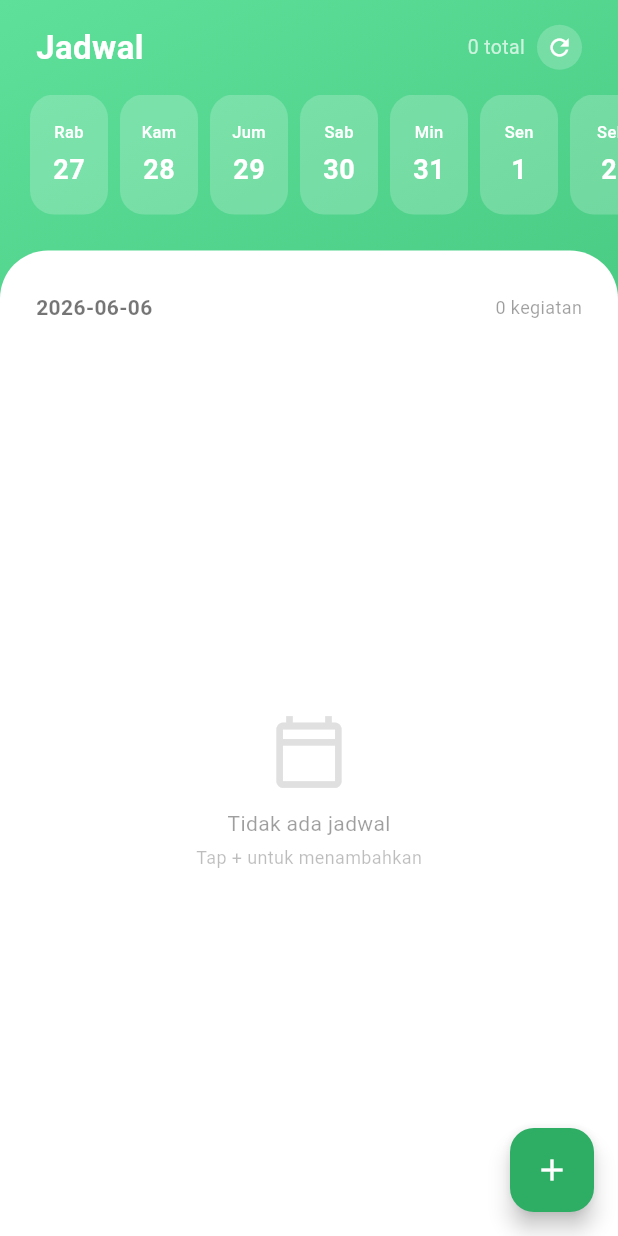
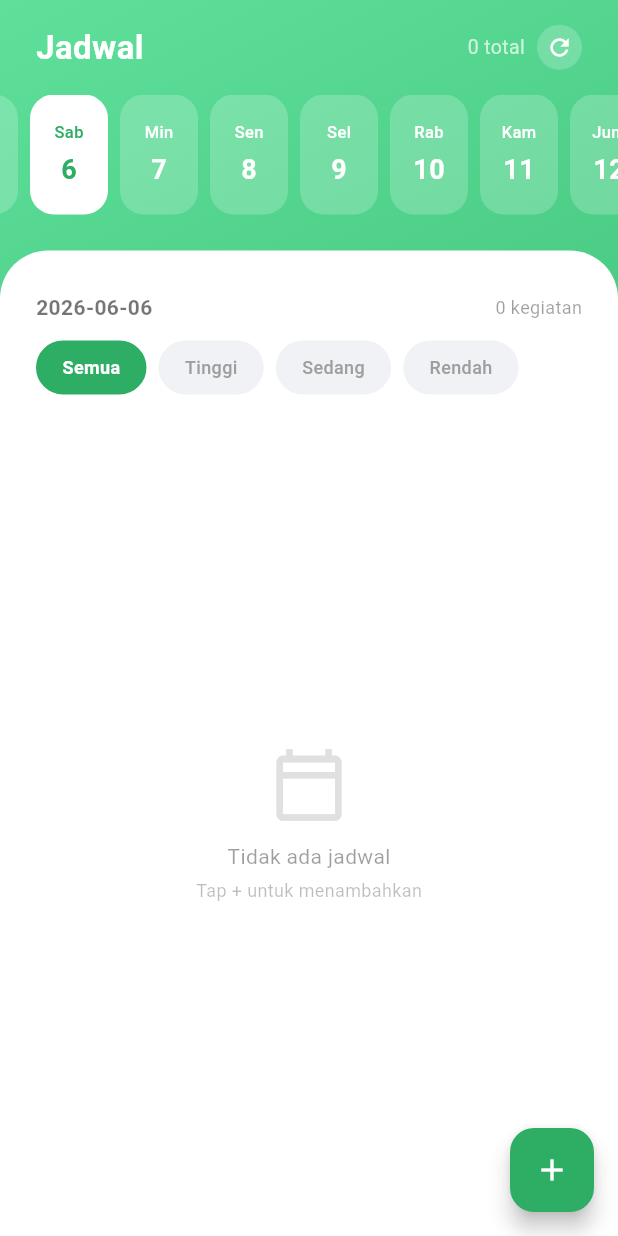
Before and after one commit to ean06/TImeWise, a Flutter app: the JadwalPage screen opened directly, on a phone screen of 412 x 824 dp. Run offline on Flutter 3.47's test engine with Material 3 defaults, Android fonts, the phone set to English and light mode, and no system bars; our stand-ins replace shared_preferences; accounts and stored records are empty; network calls fail.

Commit message:
CRUD Jadwal

```diff
--- a/time_wise/lib/screens/jadwal_page.dart
+++ b/time_wise/lib/screens/jadwal_page.dart
@@ -14,11 +14,28 @@ class _JadwalPageState extends State<JadwalPage> {
   List<Map<String, dynamic>> _allJadwal = [];
   bool _isLoading = false;
   int _idAkun = 0;
+  String? _filterPrioritas;
+  final ScrollController _calendarScrollController = ScrollController();
 
   @override
   void initState() {
     super.initState();
     _init();
+    WidgetsBinding.instance.addPostFrameCallback((_) {
+      const double itemWidth = 60; // 52 width + 4*2 margin
+      final double offset = 10 * itemWidth;
+      _calendarScrollController.animateTo(
+        offset,
+        duration: const Duration(milliseconds: 400),
+        curve: Curves.easeOut,
+      );
+    });
+  }
+
+  @override
+  void dispose() {
+    _calendarScrollController.dispose();
+    super.dispose();
   }
 
   Future<void> _init() async {
@@ -35,14 +52,12 @@ class _JadwalPageState extends State<JadwalPage> {
     });
   }
 
-  // ✅ Ambil key tanggal dari item — backend pakai snake_case
   String _tanggalKey(Map<String, dynamic> item) {
     final raw = item['tanggal'] ?? '';
     final s = raw.toString();
     return s.length >= 10 ? s.substring(0, 10) : s;
   }
 
-  // ✅ Ambil id jadwal — backend pakai id_jadwal
   int _idJadwal(Map<String, dynamic> item) {
     final raw = item['id_jadwal'] ?? item['idJadwal'] ?? 0;
     return raw is int ? raw : int.tryParse(raw.toString()) ?? 0;
@@ -51,7 +66,9 @@ class _JadwalPageState extends State<JadwalPage> {
   String get _selectedKey => _selectedDate.toString().substring(0, 10);
 
   List<Map<String, dynamic>> get _selectedJadwal => _allJadwal
-      .where((j) => _tanggalKey(j) == _selectedKey)
+      .where((j) =>
+          _tanggalKey(j) == _selectedKey &&
+          (_filterPrioritas == null || j['prioritas'] == _filterPrioritas))
       .toList();
 
   Color _priorityColor(String p) {
@@ -66,17 +83,14 @@ class _JadwalPageState extends State<JadwalPage> {
   }
 
   void _showFormDialog({Map<String, dynamic>? existing}) {
-    // ✅ Baca field dengan snake_case dari backend
     final namaController = TextEditingController(
         text: existing?['nama_jadwal'] ?? existing?['namaJadwal'] ?? '');
 
-    final rawWaktu =
-        (existing?['waktu'] ?? '').toString();
+    final rawWaktu = (existing?['waktu'] ?? '').toString();
     final waktuController = TextEditingController(
         text: rawWaktu.length >= 5 ? rawWaktu.substring(0, 5) : rawWaktu);
 
-    final rawDeadline =
-        (existing?['deadline'] ?? '').toString();
+    final rawDeadline = (existing?['deadline'] ?? '').toString();
     final deadlineController = TextEditingController(
         text: rawDeadline.length >= 10
             ? rawDeadline.substring(0, 10)
@@ -99,7 +113,6 @@ class _JadwalPageState extends State<JadwalPage> {
             mainAxisSize: MainAxisSize.min,
             crossAxisAlignment: CrossAxisAlignment.start,
             children: [
-              // Handle bar
               Center(
                 child: Container(
                   width: 40,
@@ -113,8 +126,8 @@ class _JadwalPageState extends State<JadwalPage> {
               const SizedBox(height: 16),
               Text(
                 existing != null ? 'Edit Jadwal' : 'Tambah Jadwal',
-                style: const TextStyle(
-                    fontSize: 18, fontWeight: FontWeight.w700),
+                style:
+                    const TextStyle(fontSize: 18, fontWeight: FontWeight.w700),
               ),
               const SizedBox(height: 20),
               _buildInput(
@@ -123,20 +136,59 @@ class _JadwalPageState extends State<JadwalPage> {
                   icon: Icons.event_outlined),
               const SizedBox(height: 10),
               _buildInput(
-                  controller: waktuController,
-                  hint: 'Waktu (cth: 09:00)',
-                  icon: Icons.access_time,
-                  keyboardType: TextInputType.datetime),
+                controller: waktuController,
+                hint: 'Waktu (Klik untuk memilih)',
+                icon: Icons.access_time,
+                readOnly: true,
+                onTap: () async {
+                  TimeOfDay? pickedTime = await showTimePicker(
+                    context: context,
+                    initialTime: waktuController.text.isNotEmpty
+                        ? TimeOfDay(
+                            hour: int.parse(
+                                waktuController.text.split(':')[0]),
+                            minute: int.parse(
+                                waktuController.text.split(':')[1]),
+                          )
+                        : TimeOfDay.now(),
+                  );
+                  if (pickedTime != null) {
+                    final String formattedTime =
+                        '${pickedTime.hour.toString().padLeft(2, '0')}:${pickedTime.minute.toString().padLeft(2, '0')}';
+                    setModal(() {
+                      waktuController.text = formattedTime;
+                    });
+                  }
+                },
+              ),
               const SizedBox(height: 10),
               _buildInput(
-                  controller: deadlineController,
-                  hint: 'Deadline (cth: 2025-12-31)',
-                  icon: Icons.flag_outlined,
-                  keyboardType: TextInputType.datetime),
+                controller: deadlineController,
+                hint: 'Deadline (Klik untuk memilih)',
+                icon: Icons.flag_outlined,
+                readOnly: true,
+                onTap: () async {
+                  DateTime? pickedDate = await showDatePicker(
+                    context: context,
+                    initialDate: deadlineController.text.isNotEmpty
+                        ? DateTime.parse(deadlineController.text)
+                        : DateTime.now(),
+                    firstDate: DateTime(2020),
+                    lastDate: DateTime(2101),
+                  );
+                  if (pickedDate != null) {
+                    final String formattedDate =
+                        '${pickedDate.year}-${pickedDate.month.toString().padLeft(2, '0')}-${pickedDate.day.toString().padLeft(2, '0')}';
+                    setModal(() {
+                      deadlineController.text = formattedDate;
+                    });
+                  }
+                },
+              ),
               const SizedBox(height: 14),
               const Text('Prioritas',
-                  style: TextStyle(
-                      fontSize: 13, fontWeight: FontWeight.w600)),
+                  style:
+                      TextStyle(fontSize: 13, fontWeight: FontWeight.w600)),
               const SizedBox(height: 10),
               Row(
                 children: ['Tinggi', 'Sedang', 'Rendah'].map((p) {
@@ -178,7 +230,8 @@ class _JadwalPageState extends State<JadwalPage> {
                     if (namaController.text.trim().isEmpty) {
                       ScaffoldMessenger.of(context).showSnackBar(
                         const SnackBar(
-                          content: Text('Nama kegiatan tidak boleh kosong'),
+                          content:
+                              Text('Nama kegiatan tidak boleh kosong'),
                           backgroundColor: Colors.orange,
                         ),
                       );
@@ -192,7 +245,6 @@ class _JadwalPageState extends State<JadwalPage> {
                         ? _selectedKey
                         : deadlineController.text.trim();
 
-                    // ✅ Kirim body dengan camelCase ke backend (request body)
                     final body = {
                       'namaJadwal': namaController.text.trim(),
                       'tanggal': _selectedKey,
@@ -203,7 +255,6 @@ class _JadwalPageState extends State<JadwalPage> {
                     };
 
                     if (existing != null) {
-                      // ── UPDATE ──
                       final success = await ApiService.updateJadwal(
                           _idJadwal(existing), body);
 
@@ -226,7 +277,6 @@ class _JadwalPageState extends State<JadwalPage> {
                         );
                       }
                     } else {
-                      // ── TAMBAH ──
                       final result = await ApiService.tambahJadwal(body);
 
                       if (!mounted) return;
@@ -240,7 +290,6 @@ class _JadwalPageState extends State<JadwalPage> {
                           ),
                         );
                       } else if (result['status'] == 'conflict') {
-                        // ✅ Handle conflict dari backend
                         ScaffoldMessenger.of(context).showSnackBar(
                           SnackBar(
                             content: Text(result['message'] ??
@@ -378,6 +427,7 @@ class _JadwalPageState extends State<JadwalPage> {
               SizedBox(
                 height: 80,
                 child: ListView.builder(
+                  controller: _calendarScrollController,
                   scrollDirection: Axis.horizontal,
                   padding: const EdgeInsets.symmetric(horizontal: 16),
                   itemCount: 30,
@@ -386,8 +436,8 @@ class _JadwalPageState extends State<JadwalPage> {
                         DateTime.now().subtract(Duration(days: 10 - i));
                     final dateKey = date.toString().substring(0, 10);
                     final isSelected = dateKey == _selectedKey;
-                    final hasEvent = _allJadwal
-                        .any((j) => _tanggalKey(j) == dateKey);
+                    final hasEvent =
+                        _allJadwal.any((j) => _tanggalKey(j) == dateKey);
 
                     return GestureDetector(
                       onTap: () =>
@@ -476,7 +526,61 @@ class _JadwalPageState extends State<JadwalPage> {
                                   fontSize: 12, color: Colors.black38)),
                         ],
                       ),
-                      const SizedBox(height: 16),
+                      const SizedBox(height: 12),
+
+                      // ── Filter Prioritas ──
+                      SingleChildScrollView(
+                        scrollDirection: Axis.horizontal,
+                        child: Row(
+                          children: [null, 'Tinggi', 'Sedang', 'Rendah']
+                              .map((p) {
+                            final isAll = p == null;
+                            final isSelected = _filterPrioritas == p;
+                            final color = isAll
+                                ? const Color(0xFF2EAD65)
+                                : _priorityColor(p!);
+                            return GestureDetector(
+                              onTap: () =>
+                                  setState(() => _filterPrioritas = p),
+                              child: AnimatedContainer(
+                                duration:
+                                    const Duration(milliseconds: 200),
+                                margin:
+                                    const EdgeInsets.only(right: 8),
+                                padding: const EdgeInsets.symmetric(
+                                    horizontal: 16, vertical: 8),
+                                decoration: BoxDecoration(
+                                  color: isSelected
+                                      ? color
+                                      : const Color(0xFFF0F2F5),
+                                  borderRadius:
+                                      BorderRadius.circular(20),
+                                  border: Border.all(
+                                    color: isSelected
+                                        ? color
+                                        : Colors.transparent,
+                                    width: 1.5,
+                                  ),
+                                ),
+                                child: Text(
+                                  isAll ? 'Semua' : p!,
+                                  style: TextStyle(
+                                    fontSize: 12,
+                                    fontWeight: isSelected
+                                        ? FontWeight.w700
+                                        : FontWeight.w500,
+                                    color: isSelected
+                                        ? Colors.white
+                                        : Colors.grey,
+                                  ),
+                                ),
+                              ),
+                            );
+                          }).toList(),
+                        ),
+                      ),
+
+                      const SizedBox(height: 12),
                       Expanded(
                         child: _isLoading
                             ? const Center(
@@ -494,8 +598,7 @@ class _JadwalPageState extends State<JadwalPage> {
                                             size: 52,
                                             color: Colors.grey[300]),
                                         const SizedBox(height: 12),
-                                        const Text(
-                                            'Tidak ada jadwal',
+                                        const Text('Tidak ada jadwal',
                                             style: TextStyle(
                                                 color: Colors.black38,
                                                 fontSize: 14)),
@@ -514,7 +617,6 @@ class _JadwalPageState extends State<JadwalPage> {
                                         const SizedBox(height: 12),
                                     itemBuilder: (_, i) {
                                       final item = _selectedJadwal[i];
-                                      // ✅ Baca field snake_case dari backend
                                       final namaJadwal =
                                           item['nama_jadwal'] ??
                                               item['namaJadwal'] ??
@@ -530,11 +632,13 @@ class _JadwalPageState extends State<JadwalPage> {
                                               ? waktu.substring(0, 5)
                                               : waktu;
                                       final deadline =
-                                          (item['deadline'] ?? '').toString();
+                                          (item['deadline'] ?? '')
+                                              .toString();
                                       final idJadwal = _idJadwal(item);
 
                                       return Container(
-                                        padding: const EdgeInsets.all(16),
+                                        padding:
+                                            const EdgeInsets.all(16),
                                         decoration: BoxDecoration(
                                           color:
                                               color.withOpacity(0.06),
@@ -546,7 +650,6 @@ class _JadwalPageState extends State<JadwalPage> {
                                         ),
                                         child: Row(
                                           children: [
-                                            // Indikator prioritas
                                             Container(
                                               width: 4,
                                               height: 52,
@@ -584,7 +687,8 @@ class _JadwalPageState extends State<JadwalPage> {
                                                               .black38),
                                                       const SizedBox(
                                                           width: 4),
-                                                      Text(waktuDisplay,
+                                                      Text(
+                                                          waktuDisplay,
                                                           style: const TextStyle(
                                                               fontSize:
                                                                   12,
@@ -597,8 +701,7 @@ class _JadwalPageState extends State<JadwalPage> {
                                                             .symmetric(
                                                             horizontal:
                                                                 8,
-                                                            vertical:
-                                                                2),
+                                                            vertical: 2),
                                                         decoration:
                                                             BoxDecoration(
                                                           color: color
@@ -614,8 +717,7 @@ class _JadwalPageState extends State<JadwalPage> {
                                                           style: TextStyle(
                                                               fontSize:
                                                                   10,
-                                                              color:
-                                                                  color,
+                                                              color: color,
                                                               fontWeight:
                                                                   FontWeight
                                                                       .w500),
@@ -623,8 +725,7 @@ class _JadwalPageState extends State<JadwalPage> {
                                                       ),
                                                     ],
                                                   ),
-                                                  if (deadline
-                                                      .isNotEmpty)
+                                                  if (deadline.isNotEmpty)
                                                     Padding(
                                                       padding:
                                                           const EdgeInsets
@@ -654,28 +755,24 @@ class _JadwalPageState extends State<JadwalPage> {
                                                 ],
                                               ),
                                             ),
-                                            // Tombol aksi
                                             Column(
                                               children: [
                                                 IconButton(
                                                   onPressed: () =>
                                                       _showFormDialog(
-                                                          existing:
-                                                              item),
+                                                          existing: item),
                                                   icon: const Icon(
-                                                      Icons
-                                                          .edit_outlined,
+                                                      Icons.edit_outlined,
                                                       size: 18,
-                                                      color: Colors
-                                                          .black38),
+                                                      color:
+                                                          Colors.black38),
                                                 ),
                                                 IconButton(
                                                   onPressed: () =>
                                                       _deleteJadwal(
                                                           idJadwal),
                                                   icon: const Icon(
-                                                      Icons
-                                                          .delete_outline,
+                                                      Icons.delete_outline,
                                                       size: 18,
                                                       color: Colors
                                                           .redAccent),
@@ -709,6 +806,8 @@ class _JadwalPageState extends State<JadwalPage> {
     required String hint,
     required IconData icon,
     TextInputType? keyboardType,
+    bool readOnly = false,
+    VoidCallback? onTap,
   }) {
     return Container(
       decoration: BoxDecoration(
@@ -719,6 +818,8 @@ class _JadwalPageState extends State<JadwalPage> {
       child: TextField(
         controller: controller,
         keyboardType: keyboardType,
+        readOnly: readOnly,
+        onTap: onTap,
         decoration: InputDecoration(
           hintText: hint,
           hintStyle: TextStyle(color: Colors.grey[400], fontSize: 14),
```
